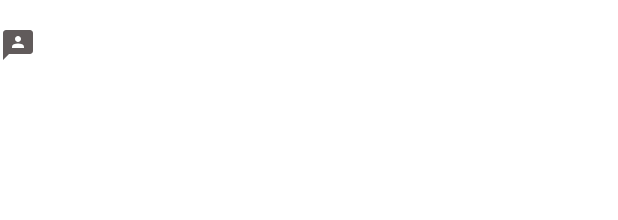
After one commit to amina-work/Projet_LocationTrackerApp, an Android app: the layout item_contact.xml on its own in the app's theme, with its tools: preview values and no code run, on a phone screen of 412 x 824 dp. The commit adds this screen. Shown: the top 220 px of the screen. Run offline under Robolectric (Android 15) with nearby library versions, the phone set to English and light mode, and no system bars.

Commit message:
adding the contact list -remain styling

```diff
--- a/app/build.gradle
+++ b/app/build.gradle
@@ -33,7 +33,9 @@ dependencies {
     implementation 'androidx.appcompat:appcompat:1.6.1'
     implementation 'com.google.android.material:material:1.8.0'
     implementation 'androidx.constraintlayout:constraintlayout:2.1.4'
+    implementation 'com.google.android.material:material:1.8.0'
     testImplementation 'junit:junit:4.13.2'
     androidTestImplementation 'androidx.test.ext:junit:1.1.5'
     androidTestImplementation 'androidx.test.espresso:espresso-core:3.5.1'
+    //implementation 'org.osmdroid:osmdroid-android:6.1.13'
 }
--- /dev/null
+++ b/app/src/main/res/drawable/baseline_3p_24.xml
@@ -0,0 +1,5 @@
+<vector android:height="24dp" android:tint="#615B5B"
+    android:viewportHeight="24" android:viewportWidth="24"
+    android:width="24dp" xmlns:android="http://schemas.android.com/apk/res/android">
+    <path android:fillColor="@android:color/white" android:pathData="M20,2H4.01c-1.1,0 -2,0.9 -2,2L2,22l4,-4h14c1.1,0 2,-0.9 2,-2V4C22,2.9 21.1,2 20,2zM12,6c1.1,0 2,0.9 2,2s-0.9,2 -2,2s-2,-0.9 -2,-2S10.9,6 12,6zM16,14H8v-0.57c0,-0.81 0.48,-1.53 1.22,-1.85C10.07,11.21 11.01,11 12,11c0.99,0 1.93,0.21 2.78,0.58C15.52,11.9 16,12.62 16,13.43V14z"/>
+</vector>
--- /dev/null
+++ b/app/src/main/res/layout/item_contact.xml
@@ -0,0 +1,43 @@
+<?xml version="1.0" encoding="utf-8"?>
+<androidx.constraintlayout.widget.ConstraintLayout xmlns:android="http://schemas.android.com/apk/res/android"
+    android:layout_width="match_parent"
+    android:layout_height="wrap_content"
+    xmlns:app="http://schemas.android.com/apk/res-auto">
+
+    <ImageView
+        android:layout_width="wrap_content"
+        android:layout_height="wrap_content"
+        android:id="@+id/iv_image"
+        android:src="@drawable/baseline_3p_24"
+        app:layout_constraintBottom_toBottomOf="parent"
+        app:layout_constraintTop_toTopOf="parent"
+        app:layout_constraintStart_toStartOf="parent"/>
+
+    <LinearLayout
+        android:layout_width="0dp"
+        android:layout_height="wrap_content"
+        android:orientation="vertical"
+        android:layout_marginEnd="8dp"
+        android:layout_marginStart="8dp"
+        app:layout_constraintTop_toTopOf="parent"
+        app:layout_constraintBottom_toBottomOf="parent"
+        app:layout_constraintEnd_toEndOf="parent"
+        app:layout_constraintStart_toEndOf="@id/iv_image">
+
+        <TextView
+            android:layout_width="match_parent"
+            android:layout_height="wrap_content"
+            android:id="@+id/tv_name"
+            android:textSize="18sp"
+            android:textStyle="bold"
+            android:textColor="@color/purple_700"
+            android:paddingTop="8dp"
+            android:paddingBottom="8dp" />
+
+        <TextView
+            android:layout_width="match_parent"
+            android:layout_height="wrap_content"
+            android:id="@+id/tv_number"
+            android:textSize="14sp"/>
+    </LinearLayout>
+</androidx.constraintlayout.widget.ConstraintLayout>
```
Also changed, not shown: app/src/main/AndroidManifest.xml (+9 -0 lines), app/src/main/java/com/example/locationtrackerapp/ContactModel.java (added, +23 -0 lines), app/src/main/java/com/example/locationtrackerapp/MainActivity.java (+102 -1 lines), app/src/main/java/com/example/locationtrackerapp/MainAdapter.java (added, +61 -0 lines), app/src/main/res/layout/activity_main.xml (+7 -10 lines).
